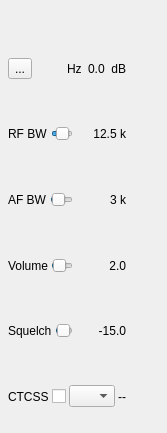
Old version of the form plugins/channel/nfm/nfmdemodgui.ui in the repository f4exb/sdrangel.
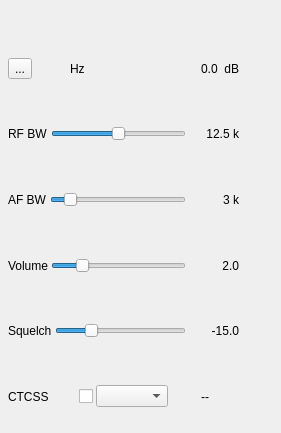
New version of the form. Icons and pictures are not drawn. Custom widgets are drawn as their Qt base class.

Commit message: Enhance channel power display

```diff
--- a/plugins/channel/nfm/nfmdemodgui.ui
+++ b/plugins/channel/nfm/nfmdemodgui.ui
@@ -6,7 +6,7 @@
    <rect>
     <x>0</x>
     <y>0</y>
-    <width>167</width>
+    <width>281</width>
     <height>433</height>
    </rect>
   </property>
@@ -18,7 +18,7 @@
     <rect>
      <x>6</x>
      <y>35</y>
-     <width>122</width>
+     <width>235</width>
      <height>395</height>
     </rect>
    </property>
@@ -42,6 +42,8 @@
      <number>2</number>
     </property>
     <item>
+     <layout class="QHBoxLayout" name="deltaFreqPowerLayout">
+      <item>
      <layout class="QHBoxLayout" name="DeltaFrequencyLayout">
       <item>
        <widget class="QToolButton" name="deltaMinus">
@@ -100,6 +102,23 @@
         </property>
        </widget>
       </item>
+       </layout>
+      </item>
+      <item>
+       <spacer name="horizontalSpacer">
+        <property name="orientation">
+         <enum>Qt::Horizontal</enum>
+        </property>
+        <property name="sizeHint" stdset="0">
+         <size>
+          <width>40</width>
+          <height>20</height>
+         </size>
+        </property>
+       </spacer>
+      </item>
+      <item>
+       <layout class="QHBoxLayout" name="channnelPowerLayout">
       <item>
        <widget class="QLabel" name="channelPower">
         <property name="toolTip">
@@ -122,6 +141,8 @@
       </item>
      </layout>
     </item>
+     </layout>
+    </item>
     <item>
      <layout class="QHBoxLayout" name="rfBWLayout">
       <item>
```
Left out of the diff: 3 changed lines with no effect on the pictures. Lines whose indentation alone changed are shown as unchanged. The commit also changes 5 other files.
